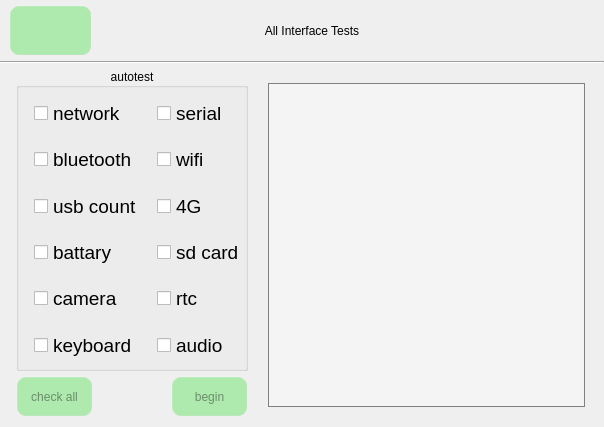
The window that all_test.ui (jizizihe/baijie_demo) describes before a commit, drawn with Qt 5.
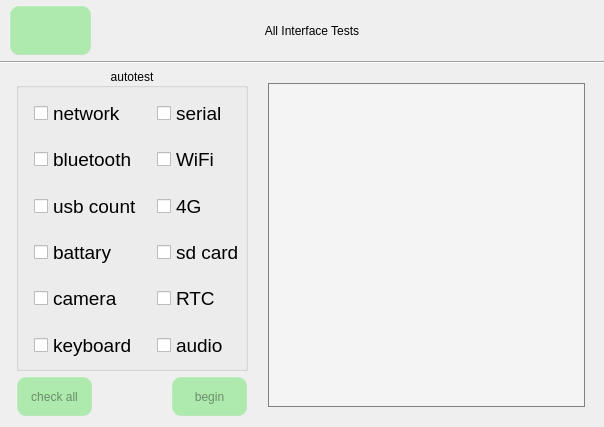
The same window after the commit. Icons and pictures are not drawn.

```diff
--- a/all_test.ui
+++ b/all_test.ui
@@ -558,7 +558,7 @@
                 </font>
                </property>
                <property name="text">
-                <string>wifi</string>
+                <string>WiFi</string>
                </property>
               </widget>
              </item>
@@ -648,7 +648,7 @@
                 </font>
                </property>
                <property name="text">
-                <string>rtc</string>
+                <string>RTC</string>
                </property>
               </widget>
              </item>
```
Left out of the diff: 2 changed lines with no effect on the pictures.
